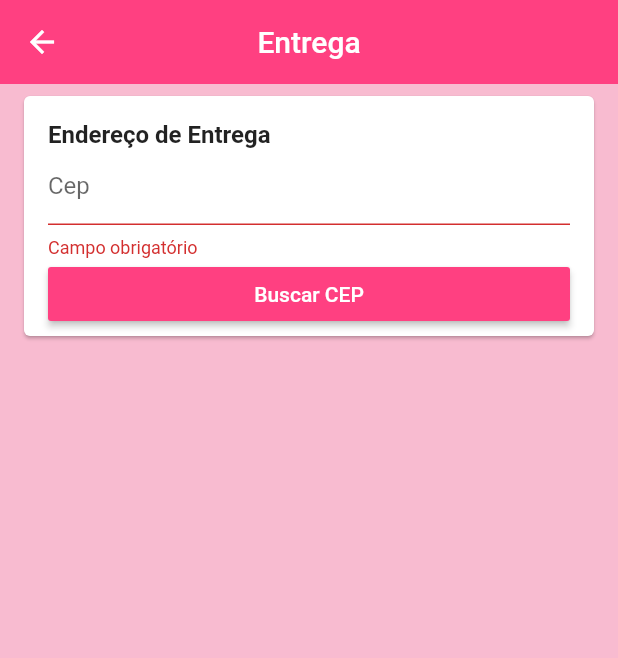
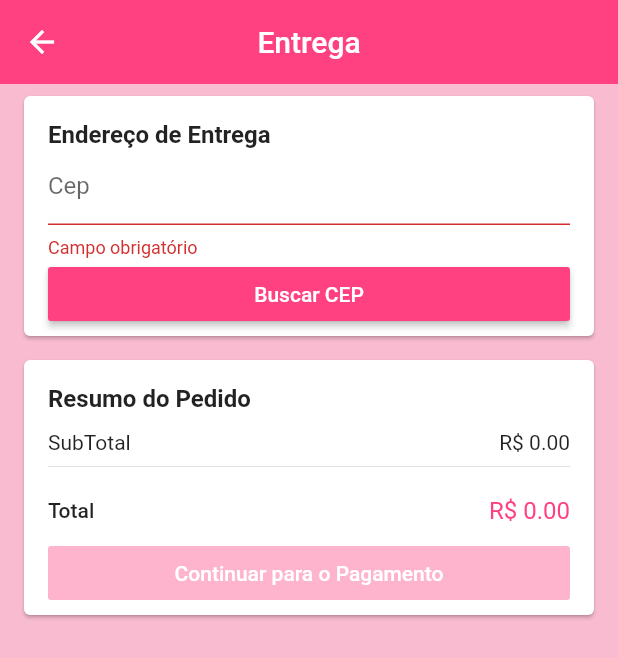
Before and after one commit to GilbertoSavisky/loja_virtual, a Flutter app: the EnderecoScreen screen opened by its route, after a tap on "Buscar CEP", on a phone screen of 412 x 824 dp. Shown: the top 658 px of the screen. Run offline on Flutter 3.47's test engine with Material 2 defaults, Android fonts, the phone set to English and light mode, and no system bars; our stand-ins replace brasil_fields, carousel_pro, cloud_firestore, dio, firebase_auth, firebase_storage and 5 more; missing offline and left inert: alphabet_list_scroll_view; accounts and stored records are empty.

```diff
--- a/lib/common/custon_drawer/preco_card.dart
+++ b/lib/common/custon_drawer/preco_card.dart
@@ -13,6 +13,8 @@ class PrecoCard extends StatelessWidget {
   Widget build(BuildContext context) {
     final carrinhoManager = context.watch<CarrinhoManager>();
     final precoProdutos = carrinhoManager.precoProdutos;
+    final precoEntrega = carrinhoManager.precoEntraga;
+    final totalPreco = carrinhoManager.totalPreco;
 
     return Card(
       margin: const EdgeInsets.symmetric(horizontal: 16, vertical: 8),
@@ -31,12 +33,24 @@ class PrecoCard extends StatelessWidget {
               ],
             ),
             const Divider(),
+            if(precoEntrega != null)
+              ...[
+                Row(
+                  mainAxisAlignment: MainAxisAlignment.spaceBetween,
+                  children: [
+                    const Text('Entraga'),
+                    Text('R\$ ${precoEntrega.toStringAsFixed(2)}'),
+                  ],
+                ),
+                const Divider(),
+
+              ],
             const SizedBox(height: 12,),
             Row(
               mainAxisAlignment: MainAxisAlignment.spaceBetween,
               children: [
                 Text('Total', style: TextStyle(fontWeight: FontWeight.w500),),
-                Text('R\$ ${precoProdutos.toStringAsFixed(2)}', style: TextStyle(fontSize: 16, color: Theme.of(context).primaryColor),),
+                Text('R\$ ${totalPreco.toStringAsFixed(2)}', style: TextStyle(fontSize: 16, color: Theme.of(context).primaryColor),),
               ],
             ),
             const SizedBox(height: 8,),
--- a/lib/main.dart
+++ b/lib/main.dart
@@ -7,6 +7,7 @@ import 'package:lojavirtualgigabyte/models/produto_manager.dart';
 import 'package:lojavirtualgigabyte/models/user_manager.dart';
 import 'package:lojavirtualgigabyte/screens/base/base_screen.dart';
 import 'package:lojavirtualgigabyte/screens/carrinho/carrinho_screen.dart';
+import 'package:lojavirtualgigabyte/screens/checkout/checkout_screen.dart';
 import 'package:lojavirtualgigabyte/screens/editar_produto/editar_produto_screen.dart';
 import 'package:lojavirtualgigabyte/screens/enderecos/endereco_screen.dart';
 import 'package:lojavirtualgigabyte/screens/login/login_screen.dart';
@@ -78,6 +79,10 @@ class MyApp extends StatelessWidget {
               return MaterialPageRoute(
                   builder: (_) => EnderecoScreen()
               );
+            case '/checkout':
+              return MaterialPageRoute(
+                  builder: (_) => CheckOutScreen()
+              );
             case '/editar_produto':
               return MaterialPageRoute(
                   builder: (_) => EditarProduto(settings.arguments as Produto)
--- /dev/null
+++ b/lib/models/endereco.dart
@@ -0,0 +1,44 @@
+class Endereco {
+
+  Endereco({this.rua, this.numero, this.complemento, this.bairro, this.CEP,
+      this.cidade, this.estado, this.latitude, this.longitude});
+
+  String rua;
+  String numero;
+  String complemento;
+  String bairro;
+  String CEP;
+  String cidade;
+  String estado;
+
+  double latitude;
+  double longitude;
+
+  Endereco.fromMap(Map<String, dynamic> map) {
+    rua = map['rua'] as String;
+    numero = map['numero'] as String;
+    complemento = map['complemento'] as String;
+    bairro = map['bairro'] as String;
+    CEP = map['CEP'] as String;
+    cidade = map['cidade'] as String;
+    estado = map['estado'] as String;
+    latitude = map['latitude'] as double;
+    longitude = map['longitude'] as double;
+
+  }
+
+  Map<String, dynamic> toMap(){
+    return {
+      'rua': rua,
+      'numero': numero,
+      'complemento': complemento,
+      'bairro': bairro,
+      'CEP': CEP,
+      'cidade': cidade,
+      'estado': estado,
+
+      'latitude': latitude,
+      'longitude': longitude,
+    };
+  }
+}
--- a/lib/screens/enderecos/componentes/cep_input_field.dart
+++ b/lib/screens/enderecos/componentes/cep_input_field.dart
@@ -2,20 +2,37 @@ import 'package:brasil_fields/brasil_fields.dart';
 import 'package:flutter/cupertino.dart';
 import 'package:flutter/material.dart';
 import 'package:flutter/services.dart';
+import 'package:fluttericon/font_awesome5_icons.dart';
+import 'package:lojavirtualgigabyte/common/custon_drawer/custom_icon_button.dart';
 import 'package:lojavirtualgigabyte/models/carrinho_manager.dart';
+import 'package:lojavirtualgigabyte/models/endereco.dart';
 import 'package:provider/provider.dart';
 
-class CepInputField extends StatelessWidget {
+class CepInputField extends StatefulWidget {
 
+  CepInputField({Key key, this.endereco}) : super(key: key);
+
+  final Endereco endereco;
+
+  @override
+  _CepInputFieldState createState() => _CepInputFieldState();
+}
+
+class _CepInputFieldState extends State<CepInputField> {
   final TextEditingController cepController = TextEditingController();
+
   @override
   Widget build(BuildContext context) {
     final primaryColor = Theme.of(context).primaryColor;
+    final carrinhoManager = context.watch<CarrinhoManager>();
+
+    if(widget.endereco.CEP == null)
 
       return Column(
         crossAxisAlignment: CrossAxisAlignment.stretch,
         children: [
           TextFormField(
+            enabled: !carrinhoManager.loading,
             controller: cepController,
             decoration: InputDecoration(
               isDense: true,
@@ -38,12 +55,29 @@ class CepInputField extends StatelessWidget {
             },
 
           ),
+
+          if(carrinhoManager.loading)
+            LinearProgressIndicator(
+              valueColor: AlwaysStoppedAnimation(primaryColor),
+              backgroundColor: Colors.white,
+            ),
           RaisedButton(
-          onPressed: (){
+            onPressed: !carrinhoManager.loading ? () async {
               if(Form.of(context).validate()){
-              context.read<CarrinhoManager>().getEndereco(cepController.text);
+                try {
+                  await context.read<CarrinhoManager>().getEndereco(
+                      cepController.text);
+                } catch(e){
+                  Scaffold.of(context).showSnackBar(
+                      SnackBar(
+                        content: Text('$e'),
+                        backgroundColor: Colors.red[800],
+                      )
+                  );
+
                 }
-          },
+              }
+            } : null,
             color: primaryColor,
             disabledColor: primaryColor.withAlpha(100),
             child: Text('Buscar CEP',),
@@ -51,5 +85,23 @@ class CepInputField extends StatelessWidget {
           ),
         ],
       );
+    else
+      return Padding(
+        padding: const EdgeInsets.symmetric(vertical: 4),
+        child: Row(
+          children: [
+            Expanded(
+                child: Text('CEP: ${widget.endereco.CEP}', style: TextStyle(color: primaryColor, fontWeight: FontWeight.w600),)),
+            CustomIconButton(
+              iconData: FontAwesome5.edit,
+              color: primaryColor,
+              tamanho: 20,
+              onTap: (){
+                context.read<CarrinhoManager>().removeEndereco();
+              },
+            ),
+          ],
+        ),
+      );
   }
 }
--- a/lib/screens/enderecos/componentes/endereco_card.dart
+++ b/lib/screens/enderecos/componentes/endereco_card.dart
@@ -1,5 +1,9 @@
 import 'package:flutter/material.dart';
+import 'package:lojavirtualgigabyte/models/carrinho_manager.dart';
+import 'package:lojavirtualgigabyte/models/endereco.dart';
 import 'package:lojavirtualgigabyte/screens/enderecos/componentes/cep_input_field.dart';
+import 'package:lojavirtualgigabyte/screens/enderecos/componentes/endereco_input_field.dart';
+import 'package:provider/provider.dart';
 
 class EnderecoCard extends StatelessWidget {
   @override
@@ -8,14 +12,22 @@ class EnderecoCard extends StatelessWidget {
       margin: EdgeInsets.symmetric(horizontal: 16, vertical: 8),
       child: Padding(
         padding: EdgeInsets.fromLTRB(16, 16, 16, 4),
-        child: Form(
+        child: Consumer<CarrinhoManager>(
+          builder: (_, carrinhoManager, __){
+
+            final endereco = carrinhoManager.endereco ?? Endereco();
+            return Form(
               child: Column(
                 crossAxisAlignment: CrossAxisAlignment.start,
                 children: [
                   Text('Endereço de Entrega', style: TextStyle(fontSize: 16, fontWeight: FontWeight.w600),),
-              CepInputField(),
+
+                  CepInputField(endereco: endereco),
+                  EnderecoInputField(endereco: endereco),
                 ],
               ),
+            );
+          },
         ),
       ),
     );
--- /dev/null
+++ b/lib/screens/enderecos/componentes/endereco_input_field.dart
@@ -0,0 +1,161 @@
+import 'package:flutter/material.dart';
+import 'package:flutter/services.dart';
+import 'package:lojavirtualgigabyte/models/carrinho_manager.dart';
+import 'package:lojavirtualgigabyte/models/endereco.dart';
+import 'package:provider/provider.dart';
+
+class EnderecoInputField extends StatelessWidget {
+
+  final Endereco endereco;
+
+  const EnderecoInputField({Key key, this.endereco}) : super(key: key);
+
+
+  @override
+  Widget build(BuildContext context) {
+    String emptyValidator(String texto) => texto.isEmpty ? 'Campo obrigatório' : null;
+    final primaryColor = Theme.of(context).primaryColor;
+    final carrinhoManager = context.watch<CarrinhoManager>();
+
+    if(endereco.CEP != null && carrinhoManager.precoEntraga == null)
+      return Column(
+        crossAxisAlignment: CrossAxisAlignment.stretch,
+        children: [
+          TextFormField(
+            enabled: !carrinhoManager.loading,
+            initialValue: endereco.rua,
+            decoration: InputDecoration(
+              isDense: true,
+              labelText: 'Rua/Avenida',
+              hintText: 'Av. Brasil'
+            ),
+            onSaved: (t) => endereco.rua = t,
+            validator: emptyValidator,
+          ),
+          Row(
+            children: [
+              Expanded(
+                child: TextFormField(
+                  enabled: !carrinhoManager.loading,
+                  initialValue: endereco.numero,
+                  decoration: InputDecoration(
+                    isDense: true,
+                    labelText: 'Número',
+                    hintText: '123'
+                  ),
+                  inputFormatters: [
+                    WhitelistingTextInputFormatter.digitsOnly,
+                  ],
+                  keyboardType: TextInputType.number,
+                  onSaved: (t) => endereco.numero = t,
+                  validator: emptyValidator,
+                ),
+              ),
+              SizedBox(width: 16,),
+              Expanded(
+                child: TextFormField(
+                  enabled: !carrinhoManager.loading,
+                  initialValue: endereco.complemento,
+                  decoration: InputDecoration(
+                      isDense: true,
+                      labelText: 'Complemento',
+                      hintText: 'Opcional'
+                  ),
+                  onSaved: (t) => endereco.complemento = t,
+                ),
+              ),
+            ],
+          ),
+          TextFormField(
+            enabled: !carrinhoManager.loading,
+            initialValue: endereco.bairro,
+            decoration: InputDecoration(
+                isDense: true,
+                labelText: 'Bairro',
+                hintText: 'Centro'
+            ),
+            validator: emptyValidator,
+            onSaved: (t) => endereco.bairro = t,
+          ),
+          Row(
+            children: [
+              Expanded(
+                flex: 3,
+                child: TextFormField(
+                  enabled: false,
+                  initialValue: endereco.cidade,
+                  decoration: InputDecoration(
+                      isDense: true,
+                      labelText: 'Cidade',
+                      hintText: 'Curitiba'
+                  ),
+                  onSaved: (t) => endereco.cidade = t,
+                  validator: emptyValidator,
+                ),
+              ),
+              SizedBox(width: 16,),
+              Expanded(
+                child: TextFormField(
+                  enabled: false,
+                  autocorrect: false,
+                  textCapitalization: TextCapitalization.characters,
+                  initialValue: endereco.estado,
+                  decoration: InputDecoration(
+                    isDense: true,
+                    labelText: 'UF',
+                    hintText: 'PR',
+                    counterText: ''
+                  ),
+                  maxLength: 2,
+                  onSaved: (t) => endereco.estado = t,
+                  validator: (t){
+                    if(t.isEmpty){
+                      return 'Campo obrigatório';
+                    }
+                    else if(t.length != 2){
+                      return 'Inválido';
+                    }
+                    return null;
+                  },
+                ),
+              ),
+            ],
+          ),
+          SizedBox(height: 8,),
+          if(carrinhoManager.loading)
+            LinearProgressIndicator(
+              valueColor: AlwaysStoppedAnimation(primaryColor),
+              backgroundColor: Colors.white,
+            ),
+
+          RaisedButton(
+            color: primaryColor,
+            disabledColor: primaryColor.withAlpha(100),
+            textColor: Colors.white,
+            onPressed: !carrinhoManager.loading ? () async {
+              if(Form.of(context).validate()){
+                Form.of(context).save();
+                try {
+                  await context.read<CarrinhoManager>().setEndereco(endereco);
+                } catch(e){
+                  Scaffold.of(context).showSnackBar(
+                    SnackBar(
+                      content: Text('$e'),
+                      backgroundColor: Colors.red[800],
+                    )
+                  );
+                }
+              }
+            } : null,
+            child: const Text('Calcular Frete'),
+          ),
+        ],
+      );
+    else if(endereco.CEP != null)
+      return                     Padding(
+        padding: EdgeInsets.only(bottom: 16),
+        child: Text('${endereco.rua}, ${endereco.numero}\n${endereco.bairro}, ${endereco.cidade} - ${endereco.estado}'),
+      );
+    else return Container();
+  }
+}
--- a/lib/screens/enderecos/endereco_screen.dart
+++ b/lib/screens/enderecos/endereco_screen.dart
@@ -1,5 +1,8 @@
 import 'package:flutter/material.dart';
+import 'package:lojavirtualgigabyte/common/custon_drawer/preco_card.dart';
+import 'package:lojavirtualgigabyte/models/carrinho_manager.dart';
 import 'package:lojavirtualgigabyte/screens/enderecos/componentes/endereco_card.dart';
+import 'package:provider/provider.dart';
 
 class EnderecoScreen extends StatelessWidget {
   @override
@@ -8,10 +11,21 @@ class EnderecoScreen extends StatelessWidget {
       appBar: AppBar(
         title: Text('Entrega'),
         centerTitle: true,
+        elevation: 0,
       ),
       body: ListView(
         children: [
           EnderecoCard(),
+          Consumer<CarrinhoManager>(
+            builder: (_, carrinhoMamager, __){
+              return PrecoCard(
+                textoBotao: 'Continuar para o Pagamento',
+                onPressed: carrinhoMamager.isEnderecoValido ? (){
+                  Navigator.of(context).pushNamed('/checkout');
+                } : null,
+              );
+            },
+          ),
         ],
       ),
     );
--- a/pubspec.yaml
+++ b/pubspec.yaml
@@ -21,6 +21,7 @@ environment:
   sdk: ">=2.7.0 <3.0.0"
 
 dependencies:
+  geolocator: ^5.3.2+2
   brasil_fields: ^0.2.0
   dio: ^3.0.9
   uuid: ^2.1.0
```
Also changed, not shown: lib/common/custon_drawer/empty_card.dart (added, +37 -0 lines), lib/common/custon_drawer/login_card.dart (added, +49 -0 lines), lib/models/carrinho_manager.dart (+84 -5 lines), lib/models/checkout_manager.dart (added, +89 -0 lines), lib/models/user.dart (+12 -0 lines), lib/screens/base/base_screen.dart (+7 -1 lines), lib/screens/carrinho/carrinho_screen.dart (+11 -0 lines), lib/screens/checkout/checkout_screen.dart (added, +37 -0 lines), pubspec.lock. Lines whose indentation alone changed are shown as unchanged.
